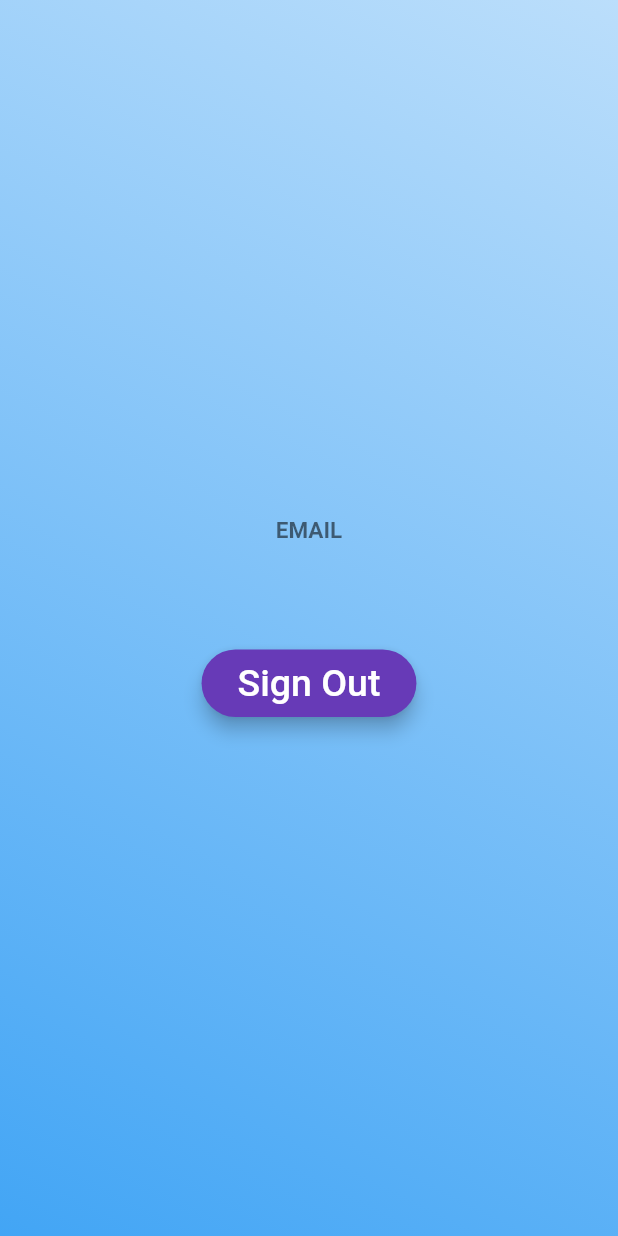
After one commit to yusptar/firebaseflutter, a Flutter app: the SecondScreen screen opened directly, on a phone screen of 412 x 824 dp. The commit adds this screen. Run offline on Flutter 3.47's test engine with Material 2 defaults, Android fonts, the phone set to English and light mode, and no system bars; our stand-ins replace firebase_auth, firebase_core, google_sign_in; accounts and stored records are empty; network calls fail.

Commit message:
fixing screen for sign in email

```diff
--- a/lib/login_page.dart
+++ b/lib/login_page.dart
@@ -1,3 +1,4 @@
+import 'package:firebaseflutter/second_screen.dart';
 import 'package:flutter/material.dart';
 import 'package:firebaseflutter/sign_in.dart';
 import 'package:firebaseflutter/first_screen.dart';
@@ -64,7 +65,7 @@ class _LoginPageState extends State<LoginPage> {
                     Navigator.of(context).push(
                       MaterialPageRoute(
                         builder: (context) {
-                          return FirstScreen();
+                          return SecondScreen();
                         },
                       ),
                     );
--- /dev/null
+++ b/lib/second_screen.dart
@@ -0,0 +1,64 @@
+import 'package:flutter/material.dart';
+import 'package:firebaseflutter/login_page.dart';
+import 'package:firebaseflutter/sign_in.dart';
+
+class SecondScreen extends StatelessWidget {
+  @override
+  Widget build(BuildContext context) {
+    return Scaffold(
+      body: Container(
+        decoration: BoxDecoration(
+          gradient: LinearGradient(
+            begin: Alignment.topRight,
+            end: Alignment.bottomLeft,
+            colors: [Colors.blue[100], Colors.blue[400]],
+          ),
+        ),
+        child: Center(
+          child: Column(
+            mainAxisAlignment: MainAxisAlignment.center,
+            mainAxisSize: MainAxisSize.max,
+            children: <Widget>[
+              Text(
+                'EMAIL',
+                style: TextStyle(
+                    fontSize: 15,
+                    fontWeight: FontWeight.bold,
+                    color: Colors.black54),
+              ),
+              Text(
+                email,
+                style: TextStyle(
+                    fontSize: 25,
+                    color: Colors.deepPurple,
+                    fontWeight: FontWeight.bold),
+              ),
+              SizedBox(height: 40),
+              RaisedButton(
+                onPressed: () {
+                  signOutGoogle();
+
+                  Navigator.of(context).pushAndRemoveUntil(
+                      MaterialPageRoute(builder: (context) {
+                    return LoginPage();
+                  }), ModalRoute.withName('/'));
+                },
+                color: Colors.deepPurple,
+                child: Padding(
+                  padding: const EdgeInsets.all(8.0),
+                  child: Text(
+                    'Sign Out',
+                    style: TextStyle(fontSize: 25, color: Colors.white),
+                  ),
+                ),
+                elevation: 5,
+                shape: RoundedRectangleBorder(
+                    borderRadius: BorderRadius.circular(40)),
+              )
+            ],
+          ),
+        ),
+      ),
+    );
+  }
+}
--- a/lib/sign_in.dart
+++ b/lib/sign_in.dart
@@ -53,9 +53,9 @@ Future<String> signInWithEmail(String emailmu, String passwordmu) async {
       assert(user.email != null);
       email = user.email;
       // Only taking the first part of the name, i.e., First Name
-      if (name.contains(" ")) {
+      /*if (name.contains(" ")) {
         name = name.substring(0, name.indexOf(" "));
-      }
+      }*/
       assert(!user.isAnonymous);
       assert(await user.getIdToken() != null);
       final User currentUser = _auth.currentUser;
```
